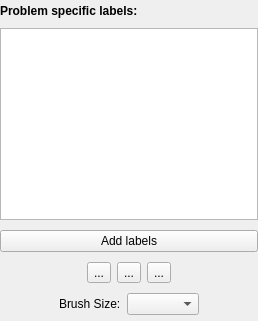
Before: the Qt Designer form ilastik/applets/labeling/labelingDrawer.ui in ilastik/ilastik, drawn with Qt 5.
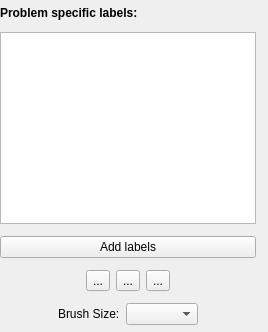
After: the same form once the commit is applied. Custom widgets are drawn as their Qt base class.

Commit message: layout improvements and added some button icons.

Patch:
```diff
--- a/ilastik/applets/labeling/labelingDrawer.ui
+++ b/ilastik/applets/labeling/labelingDrawer.ui
@@ -6,8 +6,8 @@
    <rect>
     <x>0</x>
     <y>0</y>
-    <width>258</width>
-    <height>321</height>
+    <width>268</width>
+    <height>332</height>
    </rect>
   </property>
   <property name="sizePolicy">
@@ -31,15 +31,20 @@
   <property name="windowTitle">
    <string>Form</string>
   </property>
-  <widget class="QWidget" name="verticalLayoutWidget">
-   <property name="geometry">
-    <rect>
-     <x>0</x>
-     <y>0</y>
-     <width>258</width>
-     <height>321</height>
-    </rect>
+  <layout class="QHBoxLayout" name="horizontalLayout_3">
+   <property name="leftMargin">
+    <number>0</number>
    </property>
+   <property name="topMargin">
+    <number>0</number>
+   </property>
+   <property name="rightMargin">
+    <number>12</number>
+   </property>
+   <property name="bottomMargin">
+    <number>0</number>
+   </property>
+   <item>
    <layout class="QVBoxLayout" name="verticalLayout">
     <item>
      <widget class="QLabel" name="label">
@@ -172,7 +177,8 @@
      </layout>
     </item>
    </layout>
-  </widget>
+   </item>
+  </layout>
  </widget>
  <customwidgets>
   <customwidget>
```
Lines whose indentation alone changed are shown as unchanged. The commit also changes 5 other files.
